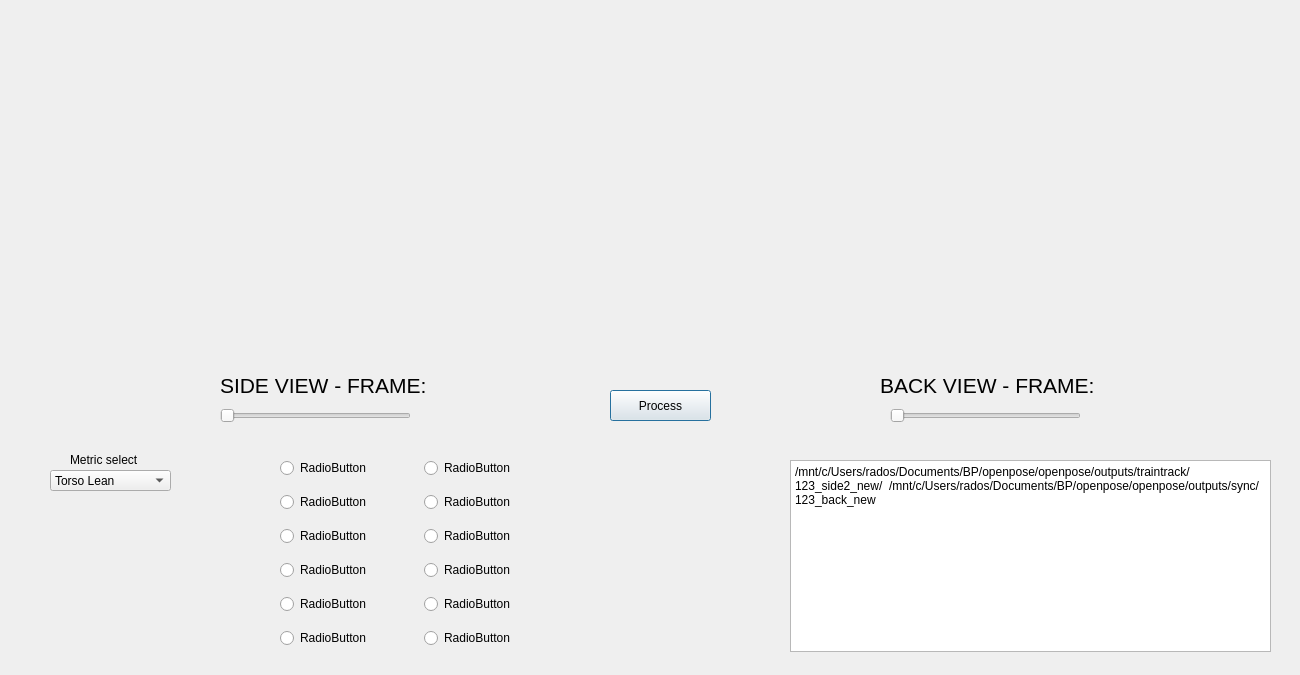
Old version of the form src/run_analysis.ui in the repository Radluy/Running-Gait-Analysis.
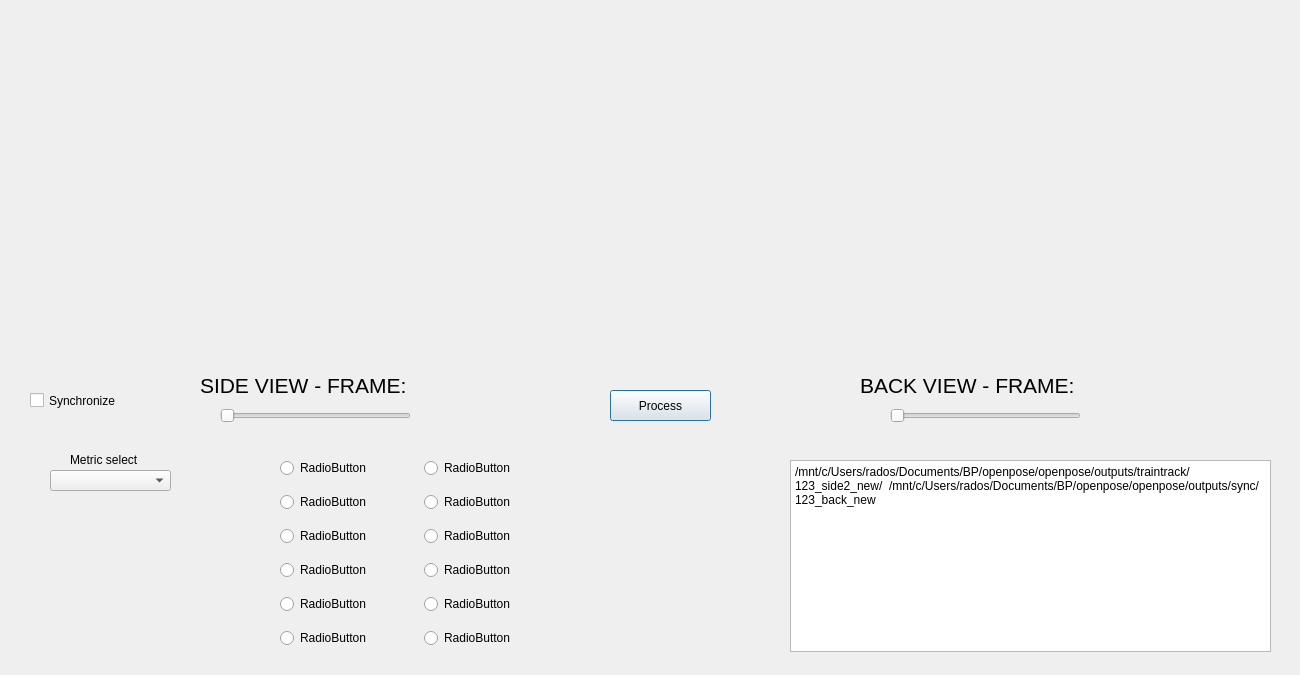
New version of the form.

Commit message: GUI changes -> exception catching

Patch:
```diff
--- a/src/run_analysis.ui
+++ b/src/run_analysis.ui
@@ -44,7 +44,7 @@
   <widget class="QLabel" name="sideLabel">
    <property name="geometry">
     <rect>
-     <x>220</x>
+     <x>200</x>
      <y>370</y>
      <width>251</width>
      <height>31</height>
@@ -62,7 +62,7 @@
   <widget class="QLabel" name="backLabel">
    <property name="geometry">
     <rect>
-     <x>880</x>
+     <x>860</x>
      <y>370</y>
      <width>261</width>
      <height>31</height>
@@ -112,6 +112,12 @@
      <height>21</height>
     </rect>
    </property>
+   <property name="currentText">
+    <string>Torso Lean</string>
+   </property>
+   <property name="placeholderText">
+    <string>Empty</string>
+   </property>
    <item>
     <property name="text">
      <string>Torso Lean</string>
@@ -282,6 +288,19 @@
     </item>
    </layout>
   </widget>
+  <widget class="QCheckBox" name="checkBox">
+   <property name="geometry">
+    <rect>
+     <x>30</x>
+     <y>390</y>
+     <width>121</width>
+     <height>21</height>
+    </rect>
+   </property>
+   <property name="text">
+    <string>Synchronize</string>
+   </property>
+  </widget>
  </widget>
  <resources/>
  <connections/>
```
The commit also changes 3 other files.
